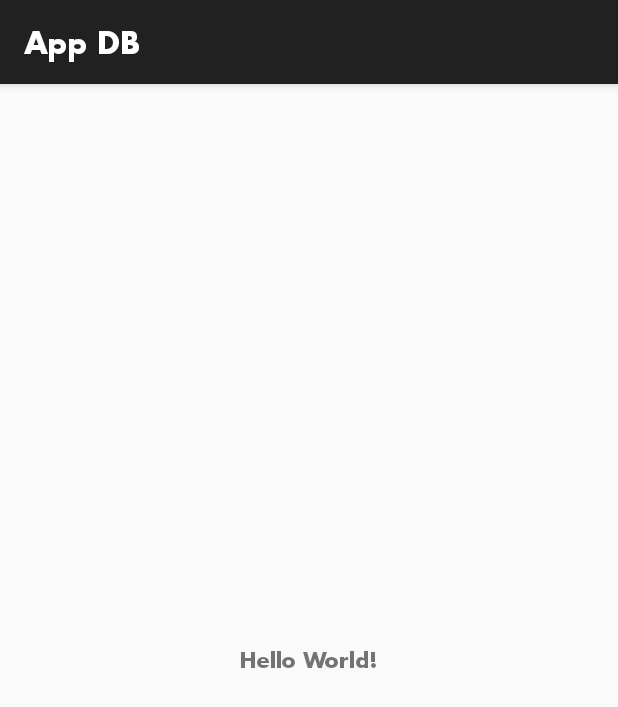
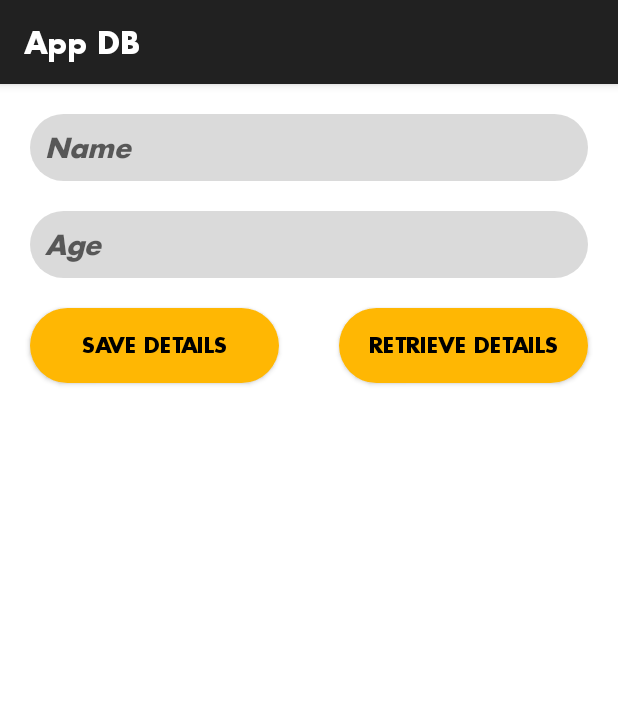
Before and after one commit to Chinex-Boroja/AndroidDb, an Android app: the screen it shows after launch (MainActivity), on a phone screen of 412 x 824 dp. Shown: the top 707 px of the screen. Run offline under Robolectric (Android 15) with nearby library versions, the phone set to English and light mode, and no system bars.

Commit message:
activity_main.xml

```diff
--- a/roomdb/src/main/res/layout/activity_main.xml
+++ b/roomdb/src/main/res/layout/activity_main.xml
@@ -4,15 +4,85 @@
     xmlns:tools="http://schemas.android.com/tools"
     android:layout_width="match_parent"
     android:layout_height="match_parent"
-    tools:context=".MainActivity">
+    android:fitsSystemWindows="true"
+    android:background="@color/white"
+    tools:context=".ui.MainActivity">
 
-    <TextView
-        android:layout_width="wrap_content"
+    <EditText
+        android:id="@+id/edtName"
+        android:layout_width="match_parent"
         android:layout_height="wrap_content"
-        android:text="Hello World!"
-        app:layout_constraintBottom_toBottomOf="parent"
-        app:layout_constraintLeft_toLeftOf="parent"
-        app:layout_constraintRight_toRightOf="parent"
+        android:layout_marginTop="20dp"
+        android:layout_marginStart="20dp"
+        android:layout_marginEnd="20dp"
+        android:ems="10"
+        android:fontFamily="@font/futura_normal"
+        android:paddingStart="10dp"
+        android:inputType="textMultiLine"
+        android:background="@drawable/et_round"
+        android:textStyle="italic"
+        android:hint="Name"
+        android:padding="10dp"
+        android:minHeight="30dp"
         app:layout_constraintTop_toTopOf="parent" />
 
+    <EditText
+        android:id="@+id/edtAge"
+        android:layout_width="match_parent"
+        android:layout_height="wrap_content"
+        android:layout_marginTop="20dp"
+        android:layout_marginStart="20dp"
+        android:ems="10"
+        android:textStyle="italic"
+        android:paddingStart="10dp"
+        android:fontFamily="@font/futura_normal"
+        android:layout_marginEnd="20dp"
+        android:background="@drawable/et_round"
+        android:padding="10dp"
+        android:hint="Age"
+        android:inputType="number"
+        android:minHeight="30dp"
+        android:paddingTop="10dp"
+        app:layout_constraintTop_toBottomOf="@id/edtName" />
+
+    <Button
+        android:id="@+id/saveBtn"
+        android:layout_width="0dp"
+        android:layout_height="50dp"
+        android:layout_marginTop="20dp"
+        android:text="Save Details"
+        android:layout_marginStart="20dp"
+        android:layout_marginEnd="20dp"
+        android:background="@drawable/btn_round"
+        android:textColor="@color/black"
+        app:layout_constraintEnd_toStartOf="@+id/retrieveBtn"
+        app:layout_constraintHorizontal_bias="0.5"
+        app:layout_constraintStart_toStartOf="parent"
+        app:layout_constraintTop_toBottomOf="@id/edtAge" />
+
+    <Button
+        android:id="@+id/retrieveBtn"
+        android:layout_width="0dp"
+        android:layout_height="50dp"
+        android:layout_marginTop="20dp"
+        android:layout_marginStart="20dp"
+        android:layout_marginEnd="20dp"
+        android:background="@drawable/btn_round"
+        android:text="Retrieve Details"
+        android:textColor="@color/black"
+        app:layout_constraintEnd_toEndOf="parent"
+        app:layout_constraintHorizontal_bias="0.5"
+        app:layout_constraintStart_toEndOf="@+id/saveBtn"
+        app:layout_constraintTop_toBottomOf="@id/edtAge" />
+
+
+    <androidx.recyclerview.widget.RecyclerView
+        android:id="@+id/rvSavedRecords"
+        android:layout_width="match_parent"
+        android:layout_height="0dp"
+        android:layout_marginTop="20dp"
+        android:visibility="visible"
+        android:layout_margin="10dp"
+        app:layout_constraintBottom_toBottomOf="parent"
+        app:layout_constraintTop_toBottomOf="@id/retrieveBtn" />
 </androidx.constraintlayout.widget.ConstraintLayout>
```
